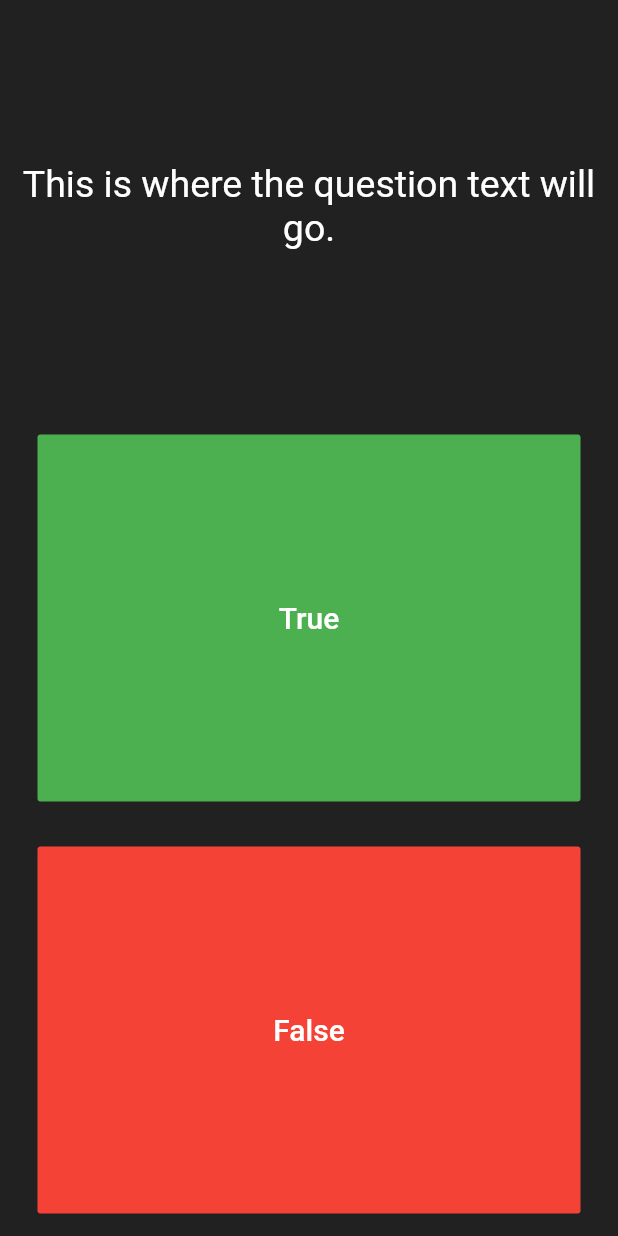
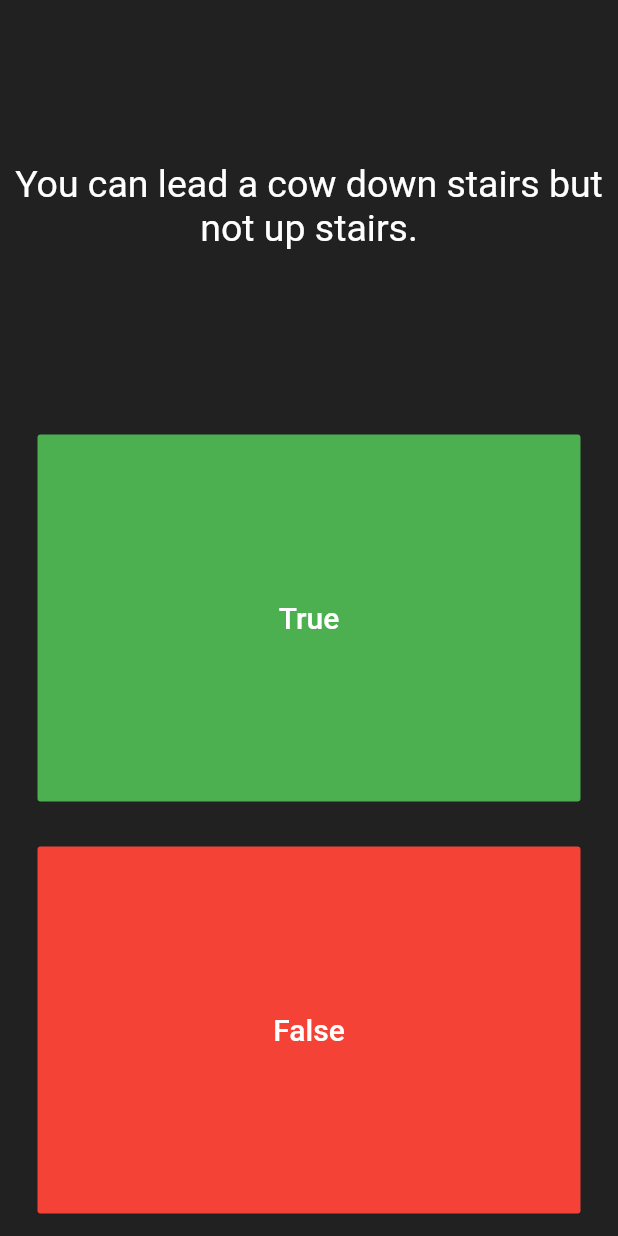
Before and after one commit to emmanue/Quizzler, a Flutter app: the screen it shows after launch, on a phone screen of 412 x 824 dp. Run offline on Flutter 3.47's test engine with Material 2 defaults, Android fonts, the phone set to English and light mode, and no system bars.

Commit message:
another one

```diff
--- a/lib/main.dart
+++ b/lib/main.dart
@@ -29,6 +29,12 @@ class QuizPage extends StatefulWidget {
 class _QuizPageState extends State<QuizPage> {
   List<Icon> scoreKeeper = [];
 
+  List<String> questions = [
+    'You can lead a cow down stairs but not up stairs.',
+    'Approximately one quarter of human bones are in the feet.',
+    'A slug\'s blood is green.'
+  ];
+
   @override
   Widget build(BuildContext context) {
     return Column(
@@ -38,7 +44,7 @@ class _QuizPageState extends State<QuizPage> {
         Expanded(
           child: Center(
             child: Text(
-              'This is where the question text will go.',
+              questions[0],
               textAlign: TextAlign.center,
               style: TextStyle(
                 fontSize: 25.0,
```
